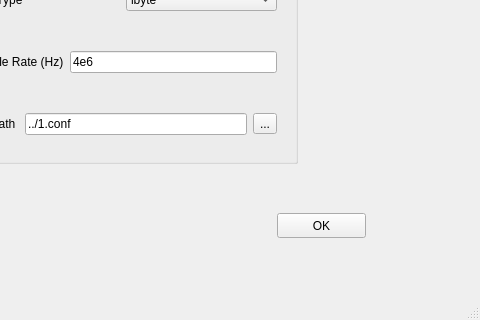
First picture: the form in UI/sdr_windows.ui, repository jiachen1119/sdr_config, before the edit; both pictures show x 83 to 563 and y 96 to 416 of the 563 by 416 pixel window.
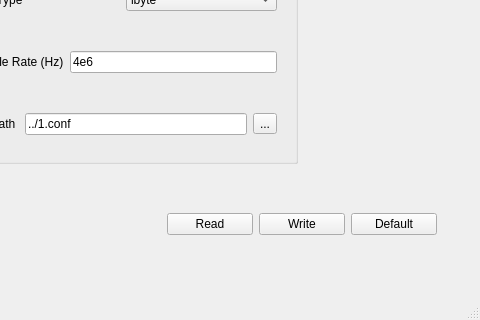
Second picture: the form after the edit.

Patch:
```diff
--- a/UI/sdr_windows.ui
+++ b/UI/sdr_windows.ui
@@ -142,20 +142,7 @@
      </item>
     </layout>
    </widget>
-   <widget class="QPushButton" name="pushButton">
-    <property name="geometry">
-     <rect>
-      <x>360</x>
-      <y>290</y>
-      <width>89</width>
-      <height>25</height>
-     </rect>
-    </property>
-    <property name="text">
-     <string>OK</string>
-    </property>
-   </widget>
-   <widget class="QWidget" name="">
+   <widget class="QWidget" name="layoutWidget">
     <property name="geometry">
      <rect>
       <x>0</x>
@@ -166,7 +153,7 @@
     </property>
     <layout class="QHBoxLayout" name="horizontalLayout_2"/>
    </widget>
-   <widget class="QWidget" name="">
+   <widget class="QWidget" name="layoutWidget">
     <property name="geometry">
      <rect>
       <x>0</x>
@@ -177,6 +164,39 @@
     </property>
     <layout class="QHBoxLayout" name="horizontalLayout_3"/>
    </widget>
+   <widget class="QWidget" name="widget_4" native="true">
+    <property name="geometry">
+     <rect>
+      <x>250</x>
+      <y>280</y>
+      <width>270</width>
+      <height>43</height>
+     </rect>
+    </property>
+    <layout class="QHBoxLayout" name="horizontalLayout_6">
+     <item>
+      <widget class="QPushButton" name="pushButton">
+       <property name="text">
+        <string>Read</string>
+       </property>
+      </widget>
+     </item>
+     <item>
+      <widget class="QPushButton" name="pushButton_2">
+       <property name="text">
+        <string>Write</string>
+       </property>
+      </widget>
+     </item>
+     <item>
+      <widget class="QPushButton" name="pushButton_3">
+       <property name="text">
+        <string>Default</string>
+       </property>
+      </widget>
+     </item>
+    </layout>
+   </widget>
   </widget>
   <widget class="QMenuBar" name="menubar">
    <property name="geometry">
```
